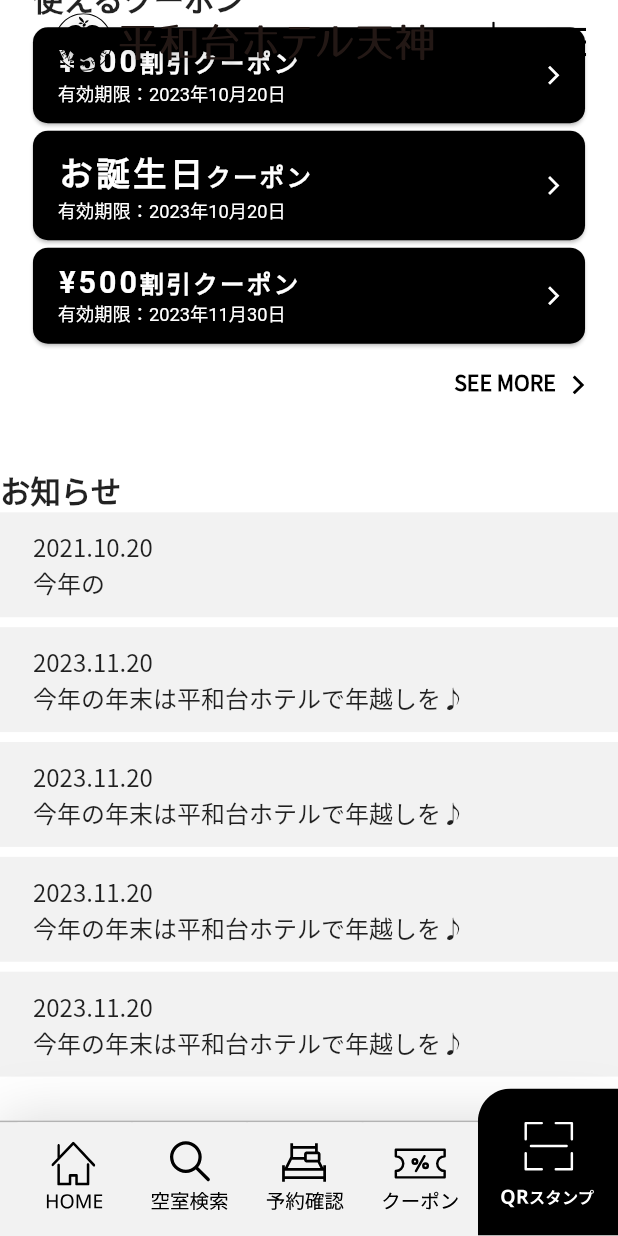
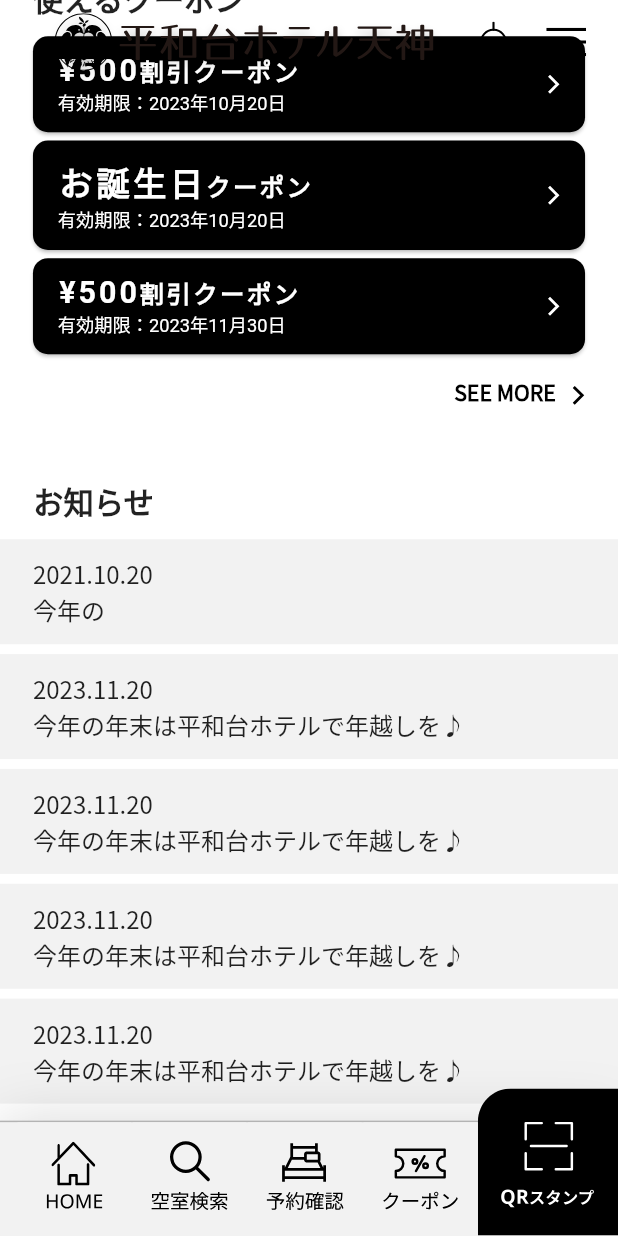
Before and after one commit to en-gine/heiwadai_app, a Flutter app: the screen it shows after launch, scrolled down 410 dp, on a phone screen of 412 x 824 dp. Run offline on Flutter 3.47's test engine with Material 2 defaults, Android fonts, the phone set to English and light mode, and no system bars; drawn by our look-alikes of simple_shadow; our stand-ins replace flutter_screenutil, flutter_svg, go_router, hooks_riverpod; network calls fail.

Commit message:
位置調整

```diff
--- a/lib/screens/home_screen.dart
+++ b/lib/screens/home_screen.dart
@@ -33,7 +33,10 @@
         child: Column(
           crossAxisAlignment: CrossAxisAlignment.start,
           children: [
-            const Heading("使えるクーポン"),
+            Padding(
+              padding: EdgeInsets.only(bottom: 5.w),
+              child: const Heading("使えるクーポン"),
+            ),
             for (final coupon in coupons)
               CouponButton(
                 name: coupon.name,
@@ -91,7 +94,10 @@
       postList = Column(
         crossAxisAlignment: CrossAxisAlignment.start,
         children: [
-          const Heading("お知らせ"),
+          Padding(
+            padding: EdgeInsets.only(left: 20.w, bottom: 10.w),
+            child: const Heading("お知らせ"),
+          ),
           for (final post in posts)
             Column(
               crossAxisAlignment: CrossAxisAlignment.stretch,
@@ -114,7 +120,6 @@
                         ),
                       ]),
                 ),
-                // const SizedBox(height: 6),
               ],
             ),
         ],
--- a/lib/widgets/coupon_button.dart
+++ b/lib/widgets/coupon_button.dart
@@ -22,7 +22,7 @@
     DateFormat dateFormat = DateFormat('yyyy年MM月dd日', "ja_JP");
 
     return Padding(
-      padding: const EdgeInsets.only(top: 5),
+      padding: EdgeInsets.only(top: 5.w),
       child: ElevatedButton(
         style: ButtonStyle(
           textStyle:
```
